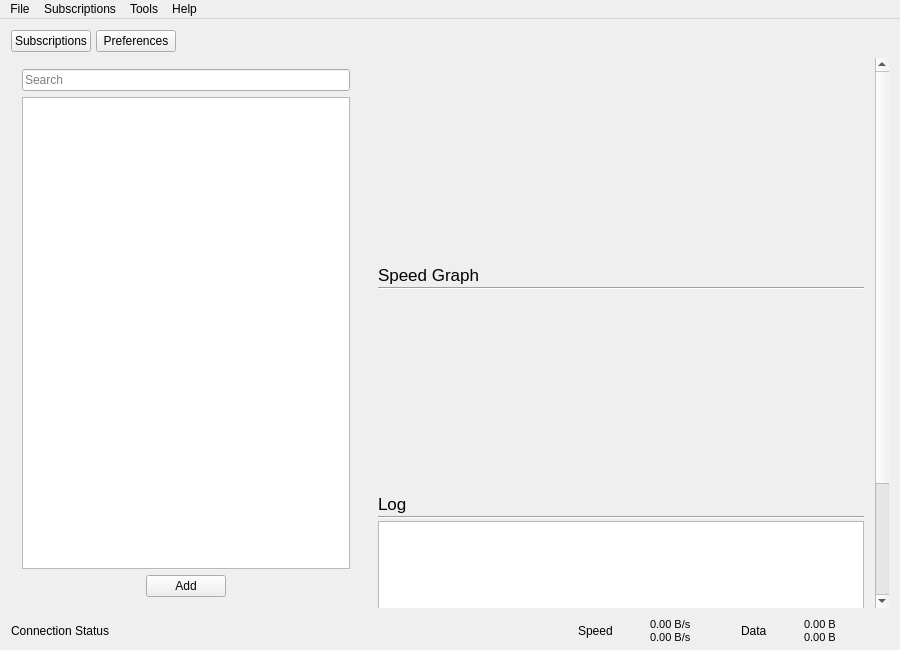
Before: the Qt Designer form src/ui/w_MainWindow.ui in Qv2ray/Qv2ray, drawn with Qt 5.
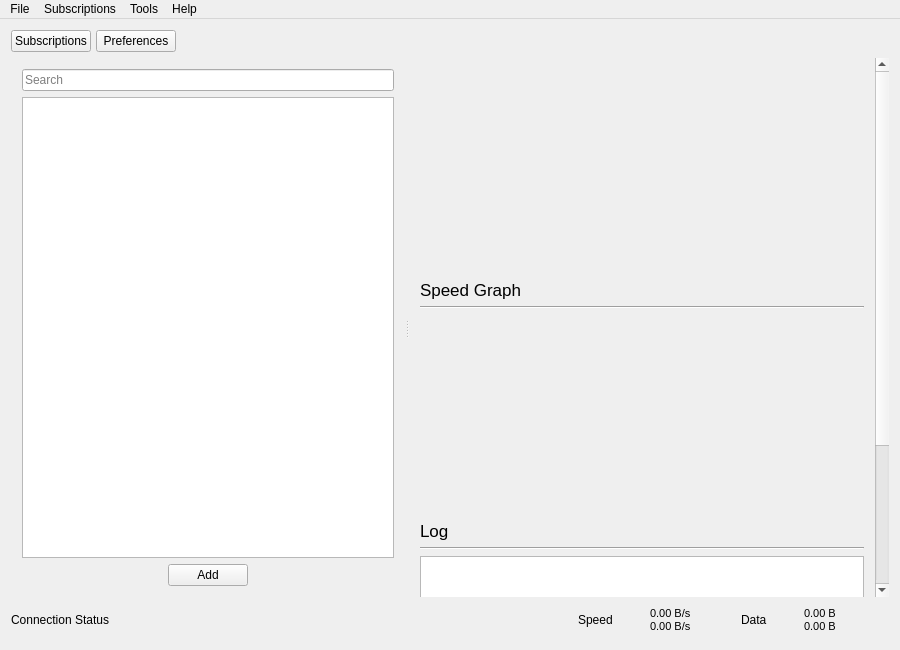
After: the same form once the commit is applied.

Diff of the .ui file:
```diff
--- a/src/ui/w_MainWindow.ui
+++ b/src/ui/w_MainWindow.ui
@@ -32,11 +32,8 @@
      <height>530</height>
     </size>
    </property>
-   <layout class="QGridLayout" name="gridLayout" columnstretch="10,14">
-    <property name="bottomMargin">
-     <number>0</number>
-    </property>
-    <item row="0" column="0" colspan="2">
+   <layout class="QVBoxLayout" name="verticalLayout_2" stretch="0,1,0">
+    <item>
      <layout class="QHBoxLayout" name="horizontalLayout" stretch="0,0,0">
       <property name="spacing">
        <number>5</number>
@@ -73,7 +70,268 @@
       </item>
      </layout>
     </item>
-    <item row="2" column="0" colspan="2">
+    <item>
+     <widget class="QSplitter" name="splitter">
+      <property name="orientation">
+       <enum>Qt::Horizontal</enum>
+      </property>
+      <property name="opaqueResize">
+       <bool>true</bool>
+      </property>
+      <widget class="QWidget" name="leftWidget" native="true">
+       <layout class="QVBoxLayout" name="verticalLayout">
+        <item>
+         <widget class="QLineEdit" name="connectionFilterTxt">
+          <property name="placeholderText">
+           <string>Search</string>
+          </property>
+          <property name="clearButtonEnabled">
+           <bool>true</bool>
+          </property>
+         </widget>
+        </item>
+        <item>
+         <widget class="QTreeWidget" name="connectionListWidget">
+          <property name="contextMenuPolicy">
+           <enum>Qt::CustomContextMenu</enum>
+          </property>
+          <property name="editTriggers">
+           <set>QAbstractItemView::NoEditTriggers</set>
+          </property>
+          <property name="selectionMode">
+           <enum>QAbstractItemView::ExtendedSelection</enum>
+          </property>
+          <property name="verticalScrollMode">
+           <enum>QAbstractItemView::ScrollPerPixel</enum>
+          </property>
+          <property name="indentation">
+           <number>0</number>
+          </property>
+          <property name="sortingEnabled">
+           <bool>true</bool>
+          </property>
+          <property name="animated">
+           <bool>true</bool>
+          </property>
+          <property name="allColumnsShowFocus">
+           <bool>true</bool>
+          </property>
+          <property name="headerHidden">
+           <bool>true</bool>
+          </property>
+          <property name="expandsOnDoubleClick">
+           <bool>true</bool>
+          </property>
+          <column>
+           <property name="text">
+            <string notr="true">1</string>
+           </property>
+          </column>
+         </widget>
+        </item>
+        <item>
+         <layout class="QHBoxLayout" name="horizontalLayout_3">
+          <item>
+           <spacer name="horizontalSpacer_3">
+            <property name="orientation">
+             <enum>Qt::Horizontal</enum>
+            </property>
+            <property name="sizeHint" stdset="0">
+             <size>
+              <width>40</width>
+              <height>20</height>
+             </size>
+            </property>
+           </spacer>
+          </item>
+          <item>
+           <widget class="QPushButton" name="importConfigButton">
+            <property name="sizePolicy">
+             <sizepolicy hsizetype="Fixed" vsizetype="Fixed">
+              <horstretch>0</horstretch>
+              <verstretch>0</verstretch>
+             </sizepolicy>
+            </property>
+            <property name="toolTip">
+             <string>Import connection</string>
+            </property>
+            <property name="text">
+             <string>Add</string>
+            </property>
+            <property name="iconSize">
+             <size>
+              <width>22</width>
+              <height>22</height>
+             </size>
+            </property>
+           </widget>
+          </item>
+          <item>
+           <spacer name="horizontalSpacer_2">
+            <property name="orientation">
+             <enum>Qt::Horizontal</enum>
+            </property>
+            <property name="sizeHint" stdset="0">
+             <size>
+              <width>40</width>
+              <height>20</height>
+             </size>
+            </property>
+           </spacer>
+          </item>
+         </layout>
+        </item>
+       </layout>
+      </widget>
+      <widget class="QScrollArea" name="scrollArea">
+       <property name="minimumSize">
+        <size>
+         <width>480</width>
+         <height>0</height>
+        </size>
+       </property>
+       <property name="frameShape">
+        <enum>QFrame::NoFrame</enum>
+       </property>
+       <property name="widgetResizable">
+        <bool>true</bool>
+       </property>
+       <widget class="QWidget" name="scrollAreaWidgetContents">
+        <property name="geometry">
+         <rect>
+          <x>0</x>
+          <y>0</y>
+          <width>559</width>
+          <height>743</height>
+         </rect>
+        </property>
+        <layout class="QVBoxLayout" name="verticalLayout_3">
+         <item>
+          <widget class="QFrame" name="connectionInfoFrame">
+           <property name="sizePolicy">
+            <sizepolicy hsizetype="Preferred" vsizetype="MinimumExpanding">
+             <horstretch>0</horstretch>
+             <verstretch>0</verstretch>
+            </sizepolicy>
+           </property>
+           <property name="minimumSize">
+            <size>
+             <width>0</width>
+             <height>205</height>
+            </size>
+           </property>
+           <layout class="QGridLayout" name="connectionInfoLayout">
+            <property name="leftMargin">
+             <number>0</number>
+            </property>
+            <property name="topMargin">
+             <number>0</number>
+            </property>
+            <property name="rightMargin">
+             <number>0</number>
+            </property>
+            <property name="bottomMargin">
+             <number>0</number>
+            </property>
+            <property name="spacing">
+             <number>0</number>
+            </property>
+           </layout>
+          </widget>
+         </item>
+         <item>
+          <widget class="QLabel" name="label_9">
+           <property name="font">
+            <font>
+             <pointsize>13</pointsize>
+            </font>
+           </property>
+           <property name="text">
+            <string>Speed Graph</string>
+           </property>
+          </widget>
+         </item>
+         <item>
+          <widget class="Line" name="line">
+           <property name="orientation">
+            <enum>Qt::Horizontal</enum>
+           </property>
+          </widget>
+         </item>
+         <item>
+          <widget class="QWidget" name="widget" native="true">
+           <property name="minimumSize">
+            <size>
+             <width>0</width>
+             <height>200</height>
+            </size>
+           </property>
+           <layout class="QGridLayout" name="speedChart">
+            <property name="leftMargin">
+             <number>0</number>
+            </property>
+            <property name="topMargin">
+             <number>0</number>
+            </property>
+            <property name="rightMargin">
+             <number>0</number>
+            </property>
+            <property name="bottomMargin">
+             <number>0</number>
+            </property>
+           </layout>
+          </widget>
+         </item>
+         <item>
+          <widget class="QLabel" name="label_10">
+           <property name="font">
+            <font>
+             <pointsize>13</pointsize>
+            </font>
+           </property>
+           <property name="text">
+            <string>Log</string>
+           </property>
+          </widget>
+         </item>
+         <item>
+          <widget class="Line" name="line_2">
+           <property name="orientation">
+            <enum>Qt::Horizontal</enum>
+           </property>
+          </widget>
+         </item>
+         <item>
+          <widget class="QTextBrowser" name="masterLogBrowser">
+           <property name="minimumSize">
+            <size>
+             <width>0</width>
+             <height>200</height>
+            </size>
+           </property>
+           <property name="font">
+            <font>
+             <pointsize>9</pointsize>
+            </font>
+           </property>
+           <property name="lineWrapMode">
+            <enum>QTextEdit::NoWrap</enum>
+           </property>
+          </widget>
+         </item>
+         <item>
+          <widget class="QPushButton" name="clearlogButton">
+           <property name="text">
+            <string>Clear Log</string>
+           </property>
+          </widget>
+         </item>
+        </layout>
+       </widget>
+      </widget>
+     </widget>
+    </item>
+    <item>
      <layout class="QHBoxLayout" name="horizontalLayout_2">
       <property name="topMargin">
        <number>4</number>
@@ -205,273 +463,6 @@
       </item>
      </layout>
     </item>
-    <item row="1" column="1">
-     <widget class="QScrollArea" name="scrollArea">
-      <property name="minimumSize">
-       <size>
-        <width>480</width>
-        <height>0</height>
-       </size>
-      </property>
-      <property name="frameShape">
-       <enum>QFrame::NoFrame</enum>
-      </property>
-      <property name="widgetResizable">
-       <bool>true</bool>
-      </property>
-      <widget class="QWidget" name="scrollAreaWidgetContents">
-       <property name="geometry">
-        <rect>
-         <x>0</x>
-         <y>0</y>
-         <width>526</width>
-         <height>706</height>
-        </rect>
-       </property>
-       <layout class="QVBoxLayout" name="verticalLayout_3">
-        <property name="spacing">
-         <number>2</number>
-        </property>
-        <property name="topMargin">
-         <number>0</number>
-        </property>
-        <item>
-         <widget class="QFrame" name="connectionInfoFrame">
-          <property name="minimumSize">
-           <size>
-            <width>0</width>
-            <height>205</height>
-           </size>
-          </property>
-          <property name="maximumSize">
-           <size>
-            <width>16777215</width>
-            <height>205</height>
-           </size>
-          </property>
-          <layout class="QGridLayout" name="connectionInfoLayout">
-           <property name="leftMargin">
-            <number>0</number>
-           </property>
-           <property name="topMargin">
-            <number>0</number>
-           </property>
-           <property name="rightMargin">
-            <number>0</number>
-           </property>
-           <property name="bottomMargin">
-            <number>0</number>
-           </property>
-           <property name="spacing">
-            <number>0</number>
-           </property>
-          </layout>
-         </widget>
-        </item>
-        <item>
-         <widget class="QLabel" name="label_9">
-          <property name="font">
-           <font>
-            <pointsize>13</pointsize>
-           </font>
-          </property>
-          <property name="text">
-           <string>Speed Graph</string>
-          </property>
-         </widget>
-        </item>
-        <item>
-         <widget class="Line" name="line">
-          <property name="orientation">
-           <enum>Qt::Horizontal</enum>
-          </property>
-         </widget>
-        </item>
-        <item>
-         <widget class="QWidget" name="widget" native="true">
-          <property name="minimumSize">
-           <size>
-            <width>0</width>
-            <height>200</height>
-           </size>
-          </property>
-          <layout class="QGridLayout" name="speedChart">
-           <property name="leftMargin">
-            <number>0</number>
-           </property>
-           <property name="topMargin">
-            <number>0</number>
-           </property>
-           <property name="rightMargin">
-            <number>0</number>
-           </property>
-           <property name="bottomMargin">
-            <number>0</number>
-           </property>
-          </layout>
-         </widget>
-        </item>
-        <item>
-         <widget class="QLabel" name="label_10">
-          <property name="font">
-           <font>
-            <pointsize>13</pointsize>
-           </font>
-          </property>
-          <property name="text">
-           <string>Log</string>
-          </property>
-         </widget>
-        </item>
-        <item>
-         <widget class="Line" name="line_2">
-          <property name="orientation">
-           <enum>Qt::Horizontal</enum>
-          </property>
-         </widget>
-        </item>
-        <item>
-         <widget class="QTextBrowser" name="masterLogBrowser">
-          <property name="minimumSize">
-           <size>
-            <width>0</width>
-            <height>200</height>
-           </size>
-          </property>
-          <property name="font">
-           <font>
-            <pointsize>9</pointsize>
-           </font>
-          </property>
-          <property name="lineWrapMode">
-           <enum>QTextEdit::NoWrap</enum>
-          </property>
-         </widget>
-        </item>
-        <item>
-         <widget class="QPushButton" name="clearlogButton">
-          <property name="text">
-           <string>Clear Log</string>
-          </property>
-         </widget>
-        </item>
-       </layout>
-      </widget>
-     </widget>
-    </item>
-    <item row="1" column="0">
-     <widget class="QWidget" name="leftWidget" native="true">
-      <property name="maximumSize">
-       <size>
-        <width>350</width>
-        <height>16777215</height>
-       </size>
-      </property>
-      <layout class="QVBoxLayout" name="verticalLayout_2">
-       <item>
-        <widget class="QLineEdit" name="connectionFilterTxt">
-         <property name="placeholderText">
-          <string>Search</string>
-         </property>
-         <property name="clearButtonEnabled">
-          <bool>true</bool>
-         </property>
-        </widget>
-       </item>
-       <item>
-        <widget class="QTreeWidget" name="connectionListWidget">
-         <property name="contextMenuPolicy">
-          <enum>Qt::CustomContextMenu</enum>
-         </property>
-         <property name="editTriggers">
-          <set>QAbstractItemView::NoEditTriggers</set>
-         </property>
-         <property name="selectionMode">
-          <enum>QAbstractItemView::ExtendedSelection</enum>
-         </property>
-         <property name="verticalScrollMode">
-          <enum>QAbstractItemView::ScrollPerPixel</enum>
-         </property>
-         <property name="indentation">
-          <number>0</number>
-         </property>
-         <property name="sortingEnabled">
-          <bool>true</bool>
-         </property>
-         <property name="animated">
-          <bool>true</bool>
-         </property>
-         <property name="allColumnsShowFocus">
-          <bool>true</bool>
-         </property>
-         <property name="headerHidden">
-          <bool>true</bool>
-         </property>
-         <property name="expandsOnDoubleClick">
-          <bool>true</bool>
-         </property>
-         <column>
-          <property name="text">
-           <string notr="true">1</string>
-          </property>
-         </column>
-        </widget>
-       </item>
-       <item>
-        <layout class="QHBoxLayout" name="horizontalLayout_3">
-         <item>
-          <spacer name="horizontalSpacer_3">
-           <property name="orientation">
-            <enum>Qt::Horizontal</enum>
-           </property>
-           <property name="sizeHint" stdset="0">
-            <size>
-             <width>40</width>
-             <height>20</height>
-            </size>
-           </property>
-          </spacer>
-         </item>
-         <item>
-          <widget class="QPushButton" name="importConfigButton">
-           <property name="sizePolicy">
-            <sizepolicy hsizetype="Fixed" vsizetype="Fixed">
-             <horstretch>0</horstretch>
-             <verstretch>0</verstretch>
-            </sizepolicy>
-           </property>
-           <property name="toolTip">
-            <string>Import connection</string>
-           </property>
-           <property name="text">
-            <string>Add</string>
-           </property>
-           <property name="iconSize">
-            <size>
-             <width>22</width>
-             <height>22</height>
-            </size>
-           </property>
-          </widget>
-         </item>
-         <item>
-          <spacer name="horizontalSpacer_2">
-           <property name="orientation">
-            <enum>Qt::Horizontal</enum>
-           </property>
-           <property name="sizeHint" stdset="0">
-            <size>
-             <width>40</width>
-             <height>20</height>
-            </size>
-           </property>
-          </spacer>
-         </item>
-        </layout>
-       </item>
-      </layout>
-     </widget>
-    </item>
    </layout>
   </widget>
   <widget class="QMenuBar" name="menuBar">
```
